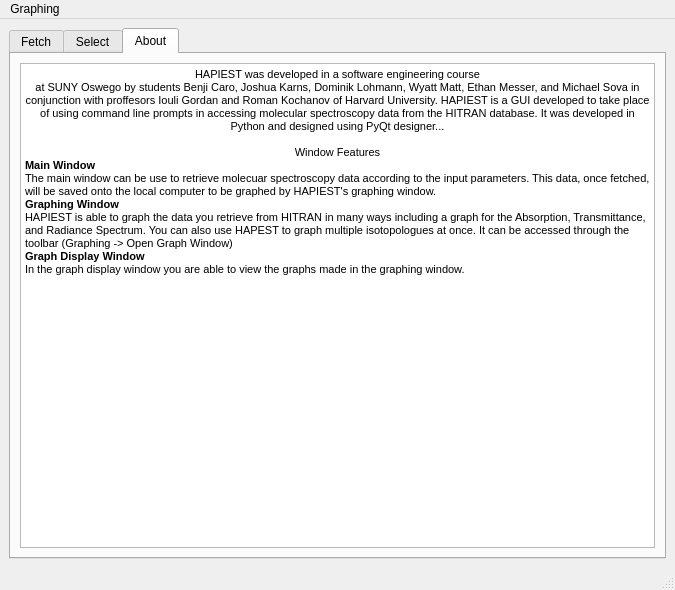
This is layouts/main_window.ui in hitranonline/hapiest as Qt 5 draws it before an edit. The edited form follows.
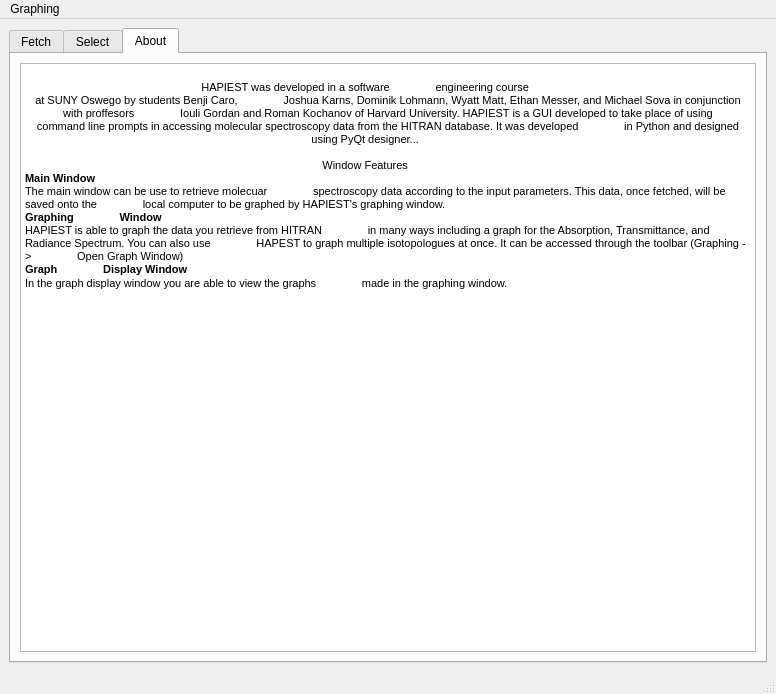
This is the edited form. The open tabs and pages were chosen to show the change.

Commit message: Fixed an issue where the table view wasn't being cleared when a new one was supposed to be displayed, fixed a bug that prevented data that has been put through select from being graphed.

What changed in the file:
```diff
--- a/layouts/main_window.ui
+++ b/layouts/main_window.ui
@@ -6,8 +6,8 @@
    <rect>
     <x>0</x>
     <y>0</y>
-    <width>674</width>
-    <height>590</height>
+       <width>776</width>
+       <height>694</height>
    </rect>
   </property>
   <property name="sizePolicy">
@@ -664,17 +664,42 @@
            <string>&lt;!DOCTYPE HTML PUBLIC &quot;-//W3C//DTD HTML 4.0//EN&quot; &quot;http://www.w3.org/TR/REC-html40/strict.dtd&quot;&gt;
 &lt;html&gt;&lt;head&gt;&lt;meta name=&quot;qrichtext&quot; content=&quot;1&quot; /&gt;&lt;style type=&quot;text/css&quot;&gt;
 p, li { white-space: pre-wrap; }
-&lt;/style&gt;&lt;/head&gt;&lt;body style=&quot; font-family:'MS Shell Dlg 2'; font-size:8.25pt; font-weight:400; font-style:normal;&quot;&gt;
-&lt;p align=&quot;center&quot; style=&quot; margin-top:0px; margin-bottom:0px; margin-left:0px; margin-right:0px; -qt-block-indent:0; text-indent:0px;&quot;&gt;&lt;span style=&quot; font-size:8pt;&quot;&gt;HAPIEST was developed in a software engineering course&lt;/span&gt;&lt;/p&gt;
-&lt;p align=&quot;center&quot; style=&quot; margin-top:0px; margin-bottom:0px; margin-left:0px; margin-right:0px; -qt-block-indent:0; text-indent:0px;&quot;&gt;&lt;span style=&quot; font-size:8pt;&quot;&gt;at SUNY Oswego by students Benji Caro, Joshua Karns, Dominik Lohmann, Wyatt Matt, Ethan Messer, and Michael Sova in conjunction with proffesors Iouli Gordan and Roman Kochanov of Harvard University. HAPIEST is a GUI developed to take place of using command line prompts in accessing molecular spectroscopy data from the HITRAN database. It was developed in Python and designed using PyQt designer...&lt;/span&gt;&lt;/p&gt;
-&lt;p align=&quot;center&quot; style=&quot;-qt-paragraph-type:empty; margin-top:0px; margin-bottom:0px; margin-left:0px; margin-right:0px; -qt-block-indent:0; text-indent:0px; font-size:8pt;&quot;&gt;&lt;br /&gt;&lt;/p&gt;
-&lt;p align=&quot;center&quot; style=&quot; margin-top:0px; margin-bottom:0px; margin-left:0px; margin-right:0px; -qt-block-indent:0; text-indent:0px;&quot;&gt;&lt;span style=&quot; font-size:8pt;&quot;&gt;Window Features&lt;/span&gt;&lt;/p&gt;
-&lt;p style=&quot; margin-top:0px; margin-bottom:0px; margin-left:0px; margin-right:0px; -qt-block-indent:0; text-indent:0px;&quot;&gt;&lt;span style=&quot; font-size:8pt; font-weight:600;&quot;&gt;Main Window&lt;/span&gt;&lt;/p&gt;
-&lt;p style=&quot; margin-top:0px; margin-bottom:0px; margin-left:0px; margin-right:0px; -qt-block-indent:0; text-indent:0px;&quot;&gt;&lt;span style=&quot; font-size:8pt;&quot;&gt;The main window can be use to retrieve molecuar spectroscopy data according to the input parameters. This data, once fetched, will be saved onto the local computer to be graphed by HAPIEST's graphing window.&lt;/span&gt;&lt;/p&gt;
-&lt;p style=&quot; margin-top:0px; margin-bottom:0px; margin-left:0px; margin-right:0px; -qt-block-indent:0; text-indent:0px;&quot;&gt;&lt;span style=&quot; font-size:8pt; font-weight:600;&quot;&gt;Graphing Window&lt;/span&gt;&lt;/p&gt;
-&lt;p style=&quot; margin-top:0px; margin-bottom:0px; margin-left:0px; margin-right:0px; -qt-block-indent:0; text-indent:0px;&quot;&gt;&lt;span style=&quot; font-size:8pt;&quot;&gt;HAPIEST is able to graph the data you retrieve from HITRAN in many ways including a graph for the Absorption, Transmittance, and Radiance Spectrum. You can also use HAPEST to graph multiple isotopologues at once. It can be accessed through the toolbar (Graphing -&amp;gt; Open Graph Window)&lt;/span&gt;&lt;/p&gt;
-&lt;p style=&quot; margin-top:0px; margin-bottom:0px; margin-left:0px; margin-right:0px; -qt-block-indent:0; text-indent:0px;&quot;&gt;&lt;span style=&quot; font-size:8pt; font-weight:600;&quot;&gt;Graph Display Window&lt;/span&gt;&lt;/p&gt;
-&lt;p style=&quot; margin-top:0px; margin-bottom:0px; margin-left:0px; margin-right:0px; -qt-block-indent:0; text-indent:0px;&quot;&gt;&lt;span style=&quot; font-size:8pt;&quot;&gt;In the graph display window you are able to view the graphs made in the graphing window.&lt;/span&gt;&lt;/p&gt;&lt;/body&gt;&lt;/html&gt;</string>
+               &lt;/style&gt;&lt;/head&gt;&lt;body style=&quot; font-family:'MS Shell Dlg 2'; font-size:8pt;
+               font-weight:400; font-style:normal;&quot;&gt;
+               &lt;p align=&quot;center&quot; style=&quot; margin-top:0px; margin-bottom:0px; margin-left:0px;
+               margin-right:0px; -qt-block-indent:0; text-indent:0px;&quot;&gt;HAPIEST was developed in a software
+               engineering course&lt;/p&gt;
+               &lt;p align=&quot;center&quot; style=&quot; margin-top:0px; margin-bottom:0px; margin-left:0px;
+               margin-right:0px; -qt-block-indent:0; text-indent:0px;&quot;&gt;at SUNY Oswego by students Benji Caro,
+               Joshua Karns, Dominik Lohmann, Wyatt Matt, Ethan Messer, and Michael Sova in conjunction with proffesors
+               Iouli Gordan and Roman Kochanov of Harvard University. HAPIEST is a GUI developed to take place of using
+               command line prompts in accessing molecular spectroscopy data from the HITRAN database. It was developed
+               in Python and designed using PyQt designer...&lt;/p&gt;
+               &lt;p align=&quot;center&quot; style=&quot;-qt-paragraph-type:empty; margin-top:0px; margin-bottom:0px;
+               margin-left:0px; margin-right:0px; -qt-block-indent:0; text-indent:0px;&quot;&gt;&lt;br /&gt;&lt;/p&gt;
+               &lt;p align=&quot;center&quot; style=&quot; margin-top:0px; margin-bottom:0px; margin-left:0px;
+               margin-right:0px; -qt-block-indent:0; text-indent:0px;&quot;&gt;Window Features&lt;/p&gt;
+               &lt;p style=&quot; margin-top:0px; margin-bottom:0px; margin-left:0px; margin-right:0px;
+               -qt-block-indent:0; text-indent:0px;&quot;&gt;&lt;span style=&quot; font-weight:600;&quot;&gt;Main Window&lt;/span&gt;&lt;/p&gt;
+               &lt;p style=&quot; margin-top:0px; margin-bottom:0px; margin-left:0px; margin-right:0px;
+               -qt-block-indent:0; text-indent:0px;&quot;&gt;The main window can be use to retrieve molecuar
+               spectroscopy data according to the input parameters. This data, once fetched, will be saved onto the
+               local computer to be graphed by HAPIEST's graphing window.&lt;/p&gt;
+               &lt;p style=&quot; margin-top:0px; margin-bottom:0px; margin-left:0px; margin-right:0px;
+               -qt-block-indent:0; text-indent:0px;&quot;&gt;&lt;span style=&quot; font-weight:600;&quot;&gt;Graphing
+               Window&lt;/span&gt;&lt;/p&gt;
+               &lt;p style=&quot; margin-top:0px; margin-bottom:0px; margin-left:0px; margin-right:0px;
+               -qt-block-indent:0; text-indent:0px;&quot;&gt;HAPIEST is able to graph the data you retrieve from HITRAN
+               in many ways including a graph for the Absorption, Transmittance, and Radiance Spectrum. You can also use
+               HAPEST to graph multiple isotopologues at once. It can be accessed through the toolbar (Graphing -&amp;gt;
+               Open Graph Window)&lt;/p&gt;
+               &lt;p style=&quot; margin-top:0px; margin-bottom:0px; margin-left:0px; margin-right:0px;
+               -qt-block-indent:0; text-indent:0px;&quot;&gt;&lt;span style=&quot; font-weight:600;&quot;&gt;Graph
+               Display Window&lt;/span&gt;&lt;/p&gt;
+               &lt;p style=&quot; margin-top:0px; margin-bottom:0px; margin-left:0px; margin-right:0px;
+               -qt-block-indent:0; text-indent:0px;&quot;&gt;In the graph display window you are able to view the graphs
+               made in the graphing window.&lt;/p&gt;&lt;/body&gt;&lt;/html&gt;
+           </string>
           </property>
          </widget>
         </item>
@@ -689,7 +714,7 @@
     <rect>
      <x>0</x>
      <y>0</y>
-     <width>674</width>
+        <width>776</width>
      <height>21</height>
     </rect>
    </property>
```
Left out of the diff: 69 changed lines with no effect on the pictures. The commit also changes 4 other files.
